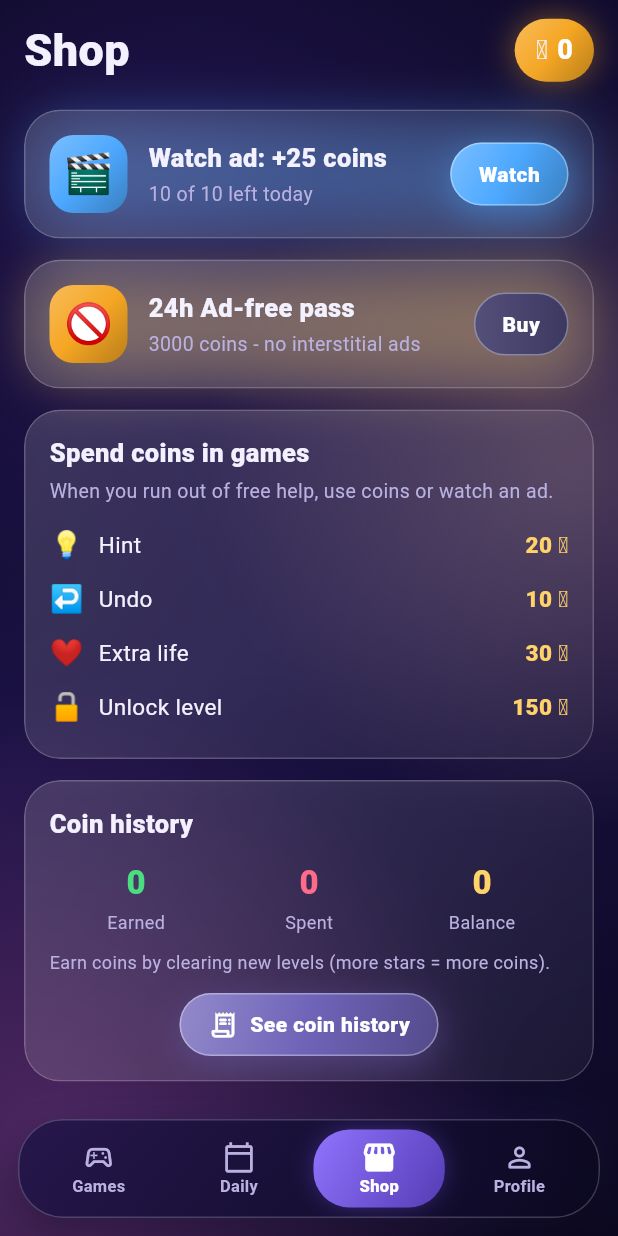
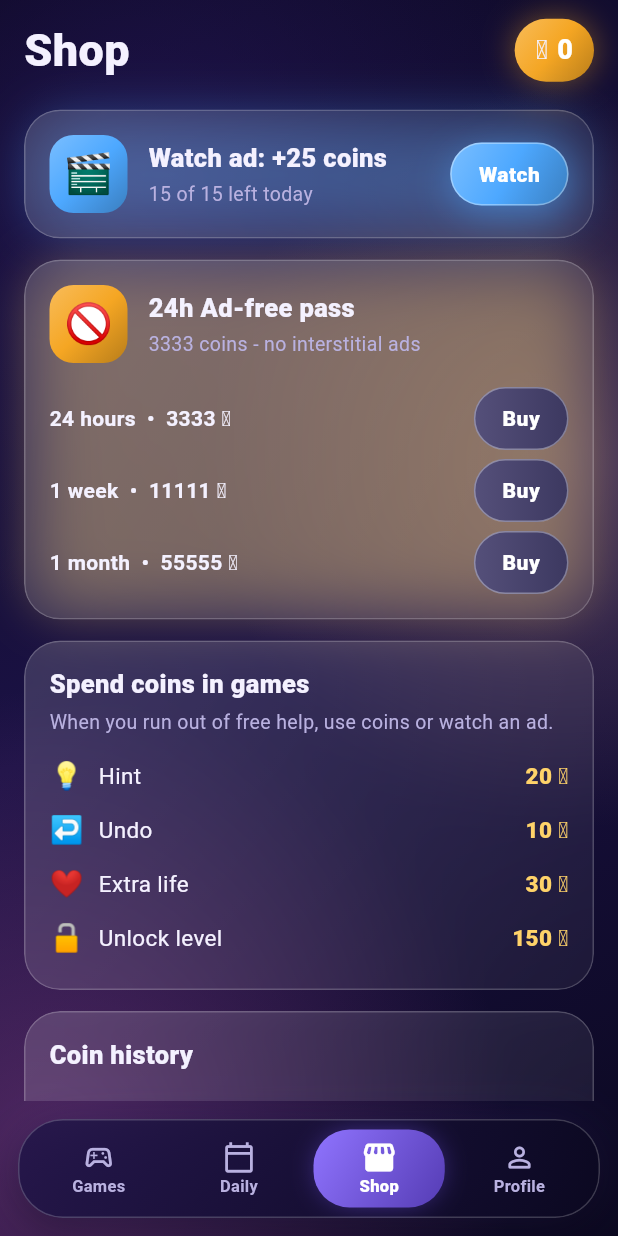
Before and after one commit to adarshk47/Games, a Flutter app: the HomeScreen screen opened directly, item 3 of the bottom bar chosen, on a phone screen of 412 x 824 dp. Run offline on Flutter 3.47's test engine with Material 3 defaults, Android fonts, the phone set to English and light mode, and no system bars; our stand-ins replace audioplayers, cloud_firestore, firebase_auth, firebase_core, flutter_animate, flutter_local_notifications and 8 more; missing offline and left inert: play_install_referrer; accounts and stored records are empty.

Commit message:
Real AdMob ids (release only), ads on, 15 rewarded/day with 5-min gap, ad-free passes 24h/week/month, Idealworld privacy URLs
Co-Authored-By: Claude Opus 5.5 <noreply@anthropic.com>

```diff
--- a/puzzle_hub/lib/core/ads/ads_service.dart
+++ b/puzzle_hub/lib/core/ads/ads_service.dart
@@ -8,18 +8,31 @@ import 'package:google_mobile_ads/google_mobile_ads.dart';
 import '../i18n/i18n.dart';
 import '../rewards.dart';
 import '../storage.dart';
+import '../features.dart';
 
 /// Ad unit ids.
 ///
 /// !!! REPLACE BEFORE RELEASE !!!
 /// These are Google's official TEST ad unit ids. Swap them (and the AdMob app
 /// id in AndroidManifest.xml) for the real ids from the AdMob console.
+/// Master G AdMob ad units. Release builds use the real units; debug/profile
+/// builds use Google's test units so testing never creates invalid traffic.
 class AdIds {
   AdIds._();
-  // TODO(release): replace with the real rewarded ad unit id.
-  static const rewarded = 'ca-app-pub-3940256099942544/5224354917';
-  // TODO(release): replace with the real interstitial ad unit id.
-  static const interstitial = 'ca-app-pub-3940256099942544/1033173712';
+  static const _realRewarded = 'ca-app-pub-4083049312549641/4244584412';
+  static const _realInterstitial = 'ca-app-pub-4083049312549641/7853848901';
+  static const _realBanner = 'ca-app-pub-4083049312549641/2287581470';
+  static const _testRewarded = 'ca-app-pub-3940256099942544/5224354917';
+  static const _testInterstitial = 'ca-app-pub-3940256099942544/1033173712';
+  static const _testBanner = 'ca-app-pub-3940256099942544/6300978111';
+
+  static const rewarded = kReleaseMode ? _realRewarded : _testRewarded;
+  static const interstitial = kReleaseMode
+      ? _realInterstitial
+      : _testInterstitial;
+
+  /// Reserved for a future banner placement (not shown yet).
+  static const banner = kReleaseMode ? _realBanner : _testBanner;
 }
 
 /// AdMob wrapper. Every method is safe to call when ads are unavailable
@@ -34,8 +47,11 @@ class AdsService {
 
   // ---- Tunables --------------------------------------------------------------
   static const rewardedCoins = 25;
-  static const dailyRewardedCap = 10;
-  static const adFreePrice = 3000;
+  static const dailyRewardedCap = 15;
+
+  /// Minimum wait between two coin-reward ads.
+  static const rewardedCooldown = Duration(minutes: 5);
+  static const adFreePrice = 3333; // 24-hour pass (see AdFreePlan)
   static const adFreeDuration = Duration(hours: 24);
   static const levelsPerInterstitial = 3;
   static const minInterstitialGap = Duration(minutes: 3);
@@ -45,6 +61,7 @@ class AdsService {
   static const kAdFreeUntil = 'ads.adfree.until';
   static const _kRewardDay = 'ads.rewarded.day';
   static const _kRewardCount = 'ads.rewarded.count';
+  static const _kRewardLast = 'ads.rewarded.last';
 
   /// Clock (overridable in tests).
   @visibleForTesting
@@ -93,17 +110,30 @@ class AdsService {
   }
 
   /// Starts consent + SDK init in the background. Returns immediately.
+  /// True when ad features may be shown (ads enabled, or a test override).
+  /// Lets tests exercise ad rules while ads are switched off for release.
+  @visibleForTesting
+  static bool debugForceEnabled = false;
+
+  static bool get featuresOn =>
+      kAdsEnabled || debugForceEnabled || rewardedOverride != null;
+
   static Future<void> init() async {
     _sessionStart = clock();
-    if (!_supportedPlatform) return;
-    unawaited(_bootstrap().catchError((Object e) {
-      debugPrint('ads init failed: $e');
-      _ready = false;
-    }));
+    if (!kAdsEnabled || !_supportedPlatform) return;
+    unawaited(
+      _bootstrap().catchError((Object e) {
+        debugPrint('ads init failed: $e');
+        _ready = false;
+      }),
+    );
   }
 
   static Future<void> _bootstrap() async {
-    final consentOk = await _gatherConsent().timeout(const Duration(seconds: 30), onTimeout: () => false);
+    final consentOk = await _gatherConsent().timeout(
+      const Duration(seconds: 30),
+      onTimeout: () => false,
+    );
     if (!consentOk) return;
     await MobileAds.instance.initialize().timeout(const Duration(seconds: 20));
     _ready = true;
@@ -119,7 +149,8 @@ class AdsService {
       ConsentInformation.instance.requestConsentInfoUpdate(
         ConsentRequestParameters(),
         () => done.isCompleted ? null : done.complete(),
-        (FormError e) => done.isCompleted ? null : done.completeError(e.message),
+        (FormError e) =>
+            done.isCompleted ? null : done.completeError(e.message),
       );
       try {
         await done.future;
@@ -174,7 +205,9 @@ class AdsService {
   }
 
   static void _loadInterstitial() {
-    if (!_ready || adFree || _interstitial != null || _loadingInterstitial) return;
+    if (!_ready || adFree || _interstitial != null || _loadingInterstitial) {
+      return;
+    }
     _loadingInterstitial = true;
     try {
       InterstitialAd.load(
@@ -202,12 +235,17 @@ class AdsService {
   static Future<bool> showRewarded({String reason = ''}) async {
     final o = rewardedOverride;
     if (o != null) return o(reason);
-    if (!_ready || _showing) return false;
+    if (!kAdsEnabled || !_ready || _showing) return false;
     try {
       if (_rewarded == null) {
         _loadRewarded();
         final wait = _rewardedLoaded;
-        if (wait != null) await wait.future.timeout(const Duration(seconds: 8), onTimeout: () {});
+        if (wait != null) {
+          await wait.future.timeout(
+            const Duration(seconds: 8),
+            onTimeout: () {},
+          );
+        }
       }
       final ad = _rewarded;
       if (ad == null) return false;
@@ -246,22 +284,42 @@ class AdsService {
   }
 
   /// Coin-reward ads watched today.
-  static int get rewardedToday => Storage.getString(_kRewardDay) == _today() ? Storage.getInt(_kRewardCount) : 0;
+  static int get rewardedToday => Storage.getString(_kRewardDay) == _today()
+      ? Storage.getInt(_kRewardCount)
+      : 0;
 
   /// Coin-reward ads still allowed today.
-  static int get rewardedRemainingToday => (dailyRewardedCap - rewardedToday).clamp(0, dailyRewardedCap);
+  static int get rewardedRemainingToday =>
+      (dailyRewardedCap - rewardedToday).clamp(0, dailyRewardedCap);
 
   /// The shop's "Watch ad: +25 coins" action. Returns coins granted (0 if the
   /// daily cap is reached or the ad was not completed).
+  /// Time until the next coin-reward ad may be watched (zero = ready now).
+  static Duration get rewardedCooldownLeft {
+    final last = Storage.getInt(_kRewardLast);
+    if (last <= 0) return Duration.zero;
+    final left = DateTime.fromMillisecondsSinceEpoch(last)
+        .add(rewardedCooldown)
+        .difference(clock());
+    return left.isNegative ? Duration.zero : left;
+  }
+
   static Future<int> watchAdForCoins() async {
-    if (rewardedRemainingToday <= 0) return 0;
+    if (rewardedRemainingToday <= 0 || rewardedCooldownLeft > Duration.zero) {
+      return 0;
+    }
     final ok = await showRewarded(reason: 'coins');
     if (!ok) return 0;
     final today = _today();
     final count = rewardedToday + 1;
     await Storage.setString(_kRewardDay, today);
     await Storage.setInt(_kRewardCount, count);
-    await Rewards.addCoins(rewardedCoins, label: tr('ads.reward_label'), source: 'ad');
+    await Storage.setInt(_kRewardLast, clock().millisecondsSinceEpoch);
+    await Rewards.addCoins(
+      rewardedCoins,
+      label: tr('ads.reward_label'),
+      source: 'ad',
+    );
     _notify();
     return rewardedCoins;
   }
@@ -291,12 +349,15 @@ class AdsService {
     return d.isNegative ? Duration.zero : d;
   }
 
-  /// Buys (or extends) the pass for [adFreePrice] coins. False if unaffordable.
-  static Future<bool> buyAdFree() async {
-    if (!await Rewards.spend(adFreePrice, reason: 'adfree')) return false;
+  /// Buys (or extends) an ad-free pass. False if unaffordable.
+  static Future<bool> buyAdFree([AdFreePlan plan = AdFreePlan.day]) async {
+    if (!await Rewards.spend(plan.price, reason: 'adfree')) return false;
     final now = clock();
     final base = adFree ? adFreeUntil! : now;
-    await Storage.setInt(kAdFreeUntil, base.add(adFreeDuration).millisecondsSinceEpoch);
+    await Storage.setInt(
+      kAdFreeUntil,
+      base.add(plan.duration).millisecondsSinceEpoch,
+    );
     try {
       _interstitial?.dispose();
     } catch (_) {}
@@ -352,6 +413,7 @@ class AdsService {
   /// Call after a level completes; shows an interstitial when the frequency
   /// rules allow, ~1.2s later so the win dialog appears first.
   static void onLevelCompleted({String? gameId}) {
+    if (!featuresOn) return;
     try {
       if (gameId != null && _neverInterstitial.contains(gameId)) return;
       _levelsSinceInterstitial++;
@@ -367,7 +429,9 @@ class AdsService {
 
   static void _showInterstitial(String? gameId) {
     try {
-      if (_showing || !interstitialAllowed(gameId: gameId) || !_routeIdle) return;
+      if (_showing || !interstitialAllowed(gameId: gameId) || !_routeIdle) {
+        return;
+      }
       final ad = _interstitial;
       if (ad == null) {
         _loadInterstitial();
@@ -397,3 +461,14 @@ class AdsService {
     }
   }
 }
+
+/// Ad-free passes sold for coins.
+enum AdFreePlan {
+  day(3333, Duration(hours: 24)),
+  week(11111, Duration(days: 7)),
+  month(55555, Duration(days: 30));
+
+  const AdFreePlan(this.price, this.duration);
+  final int price;
+  final Duration duration;
+}
--- a/puzzle_hub/lib/core/app_info.dart
+++ b/puzzle_hub/lib/core/app_info.dart
@@ -4,6 +4,6 @@ class AppInfo {
   static const name = 'Master G';
   static const version = '1.0.6';
   static const copyrightYear = 2026;
-  static const privacyUrl = 'https://adarshk47.github.io/Games/privacy.html';
-  static const deleteAccountUrl = 'https://adarshk47.github.io/Games/delete-account.html';
+  static const privacyUrl = 'https://adarshk47.github.io/Idealworld/master-g/privacy.html';
+  static const deleteAccountUrl = 'https://adarshk47.github.io/Idealworld/master-g/delete-account.html';
 }
--- a/puzzle_hub/lib/core/economy/continue_offer.dart
+++ b/puzzle_hub/lib/core/economy/continue_offer.dart
@@ -208,6 +208,7 @@ class _OfferDialogState extends State<_OfferDialog> {
                           ),
                         ),
                       ),
+                      if (AdsService.featuresOn) ...[
                         const SizedBox(height: 10),
                         PremiumButton(
                           label: _busy
@@ -217,6 +218,7 @@ class _OfferDialogState extends State<_OfferDialog> {
                           color: const Color(0xFF4DA8FF),
                           onTap: _busy ? null : _watchAd,
                         ),
+                      ],
                       if (_error != null || !canAfford) ...[
                         const SizedBox(height: 10),
                         Text(
--- a/puzzle_hub/lib/core/features.dart
+++ b/puzzle_hub/lib/core/features.dart
@@ -3,3 +3,7 @@
 ///   flutter build appbundle --dart-define=ACHIEVEMENTS=true --dart-define=STREAKS=true
 const bool kAchievementsEnabled = bool.fromEnvironment('ACHIEVEMENTS');
 const bool kStreaksEnabled = bool.fromEnvironment('STREAKS');
+
+/// Google AdMob ads (rewarded + interstitial + watch-ad-for-coins + ad-free pass).
+/// ON. To build without ads: flutter build appbundle --dart-define=ADS=false
+const bool kAdsEnabled = bool.fromEnvironment('ADS', defaultValue: true);
--- a/puzzle_hub/lib/core/shop/shop_screen.dart
+++ b/puzzle_hub/lib/core/shop/shop_screen.dart
@@ -73,8 +73,8 @@ class _ShopScreenState extends State<ShopScreen> {
     });
   }
 
-  Future<void> _buyPass() async {
-    final ok = await AdsService.buyAdFree();
+  Future<void> _buyPass([AdFreePlan plan = AdFreePlan.day]) async {
+    final ok = await AdsService.buyAdFree(plan);
     if (!mounted) return;
     setState(() => _msg = ok ? null : tr('shop.not_enough_pass'));
     _syncTimer();
@@ -96,12 +96,19 @@ class _ShopScreenState extends State<ShopScreen> {
           children: [
             _header(bal),
             const SizedBox(height: 18),
+            // Ad features stay hidden until ads are switched on (features.dart).
+            if (AdsService.featuresOn) ...[
               _adCard(),
               const SizedBox(height: 14),
               _passCard(bal),
+            ],
             if (_msg != null) ...[
               const SizedBox(height: 10),
-              Text(_msg!, textAlign: TextAlign.center, style: const TextStyle(color: Pal.danger, fontSize: 13)),
+              Text(
+                _msg!,
+                textAlign: TextAlign.center,
+                style: const TextStyle(color: Pal.danger, fontSize: 13),
+              ),
             ],
             const SizedBox(height: 14),
             _pricesCard(),
@@ -113,60 +120,106 @@ class _ShopScreenState extends State<ShopScreen> {
     );
   }
 
-  Widget _header(int bal) => Row(children: [
-        Text(tr('shop.title'), style: const TextStyle(color: Pal.text, fontSize: 30, fontWeight: FontWeight.w900)),
+  Widget _header(int bal) => Row(
+    children: [
+      Text(
+        tr('shop.title'),
+        style: const TextStyle(
+          color: Pal.text,
+          fontSize: 30,
+          fontWeight: FontWeight.w900,
+        ),
+      ),
       const Spacer(),
       Container(
         padding: const EdgeInsets.symmetric(horizontal: 14, vertical: 8),
         decoration: BoxDecoration(
           gradient: Pal.accent(Pal.goldDeep),
           borderRadius: BorderRadius.circular(30),
-            boxShadow: [BoxShadow(color: Pal.goldDeep.withValues(alpha: 0.45), blurRadius: 18)],
+          boxShadow: [
+            BoxShadow(
+              color: Pal.goldDeep.withValues(alpha: 0.45),
+              blurRadius: 18,
             ),
-          child: Row(mainAxisSize: MainAxisSize.min, children: [
+          ],
+        ),
+        child: Row(
+          mainAxisSize: MainAxisSize.min,
+          children: [
             const Text('🪙', style: TextStyle(fontSize: 18)),
             const SizedBox(width: 6),
-            Text('$bal', style: const TextStyle(color: Colors.white, fontWeight: FontWeight.w900, fontSize: 18)),
-          ]),
+            Text(
+              '$bal',
+              style: const TextStyle(
+                color: Colors.white,
+                fontWeight: FontWeight.w900,
+                fontSize: 18,
               ),
-      ]);
+            ),
+          ],
+        ),
+      ),
+    ],
+  );
 
   Widget _iconBadge(String emoji, Color c) => Container(
     width: 52,
     height: 52,
     alignment: Alignment.center,
-        decoration: BoxDecoration(gradient: Pal.accent(c), borderRadius: BorderRadius.circular(16)),
+    decoration: BoxDecoration(
+      gradient: Pal.accent(c),
+      borderRadius: BorderRadius.circular(16),
+    ),
     child: Text(emoji, style: const TextStyle(fontSize: 26)),
   );
 
-  Widget _title(String t, String sub) => Column(crossAxisAlignment: CrossAxisAlignment.start, children: [
-        Text(t, style: const TextStyle(color: Pal.text, fontSize: 17, fontWeight: FontWeight.w800)),
+  Widget _title(String t, String sub) => Column(
+    crossAxisAlignment: CrossAxisAlignment.start,
+    children: [
+      Text(
+        t,
+        style: const TextStyle(
+          color: Pal.text,
+          fontSize: 17,
+          fontWeight: FontWeight.w800,
+        ),
+      ),
       const SizedBox(height: 3),
       Text(sub, style: const TextStyle(color: Pal.textDim, fontSize: 13)),
-      ]);
+    ],
+  );
 
   Widget _adCard() {
     final left = AdsService.rewardedRemainingToday;
+    final wait = AdsService.rewardedCooldownLeft;
     const blue = Color(0xFF4DA8FF);
     return GlassCard(
       glow: blue,
-      child: Row(children: [
+      child: Row(
+        children: [
           _iconBadge('🎬', blue),
           const SizedBox(width: 14),
           Expanded(
             child: _title(
               tr('shop.watch_ad_title', {'coins': AdsService.rewardedCoins}),
-              left > 0
-                  ? tr('shop.ads_left', {'left': left, 'cap': AdsService.dailyRewardedCap})
-                  : tr('shop.come_back')),
+              left <= 0
+                  ? tr('shop.come_back')
+                  : wait > Duration.zero
+                  ? tr('shop.ad_wait', {'time': _fmt(wait)})
+                  : tr('shop.ads_left', {
+                      'left': left,
+                      'cap': AdsService.dailyRewardedCap,
+                    }),
+            ),
           ),
           PremiumButton(
             label: _busy ? '…' : tr('shop.watch'),
             compact: true,
             color: blue,
-          onTap: _busy || left <= 0 ? null : _watchAd,
+            onTap: _busy || left <= 0 || wait > Duration.zero ? null : _watchAd,
           ),
-      ]),
+        ],
+      ),
     );
   }
 
@@ -175,69 +228,144 @@ class _ShopScreenState extends State<ShopScreen> {
     const green = Color(0xFF2EE6A8);
     return GlassCard(
       glow: active ? Pal.success : Pal.gold,
-      child: Row(children: [
+      child: Column(
+        children: [
+          Row(
+            children: [
               _iconBadge('🚫', active ? green : Pal.goldDeep),
               const SizedBox(width: 14),
               Expanded(
                 child: _title(
                   tr('shop.pass_title'),
                   active
-                ? tr('shop.pass_active', {'time': _fmt(AdsService.adFreeRemaining)})
-                : tr('shop.pass_price', {'coins': AdsService.adFreePrice}),
+                      ? tr('shop.pass_active', {
+                          'time': _fmt(AdsService.adFreeRemaining),
+                        })
+                      : tr('shop.pass_price', {
+                          'coins': AdsService.adFreePrice,
+                        }),
+                ),
+              ),
+            ],
+          ),
+          const SizedBox(height: 10),
+          for (final plan in AdFreePlan.values)
+            Padding(
+              padding: const EdgeInsets.only(top: 6),
+              child: Row(
+                children: [
+                  Expanded(
+                    child: Text(
+                      '${tr('shop.pass_${plan.name}')}  •  ${plan.price} 🪙',
+                      style: const TextStyle(
+                        color: Pal.text,
+                        fontWeight: FontWeight.w700,
+                      ),
                     ),
                   ),
                   PremiumButton(
+                    key: ValueKey('buy_pass_${plan.name}'),
                     label: active ? tr('shop.extend') : tr('shop.buy'),
                     compact: true,
                     color: active ? green : null,
-          onTap: bal >= AdsService.adFreePrice ? _buyPass : null,
+                    onTap: bal >= plan.price ? () => _buyPass(plan) : null,
                   ),
-      ]),
+                ],
+              ),
+            ),
+        ],
+      ),
     );
   }
 
   Widget _priceRow(String emoji, String label, int price) => Padding(
     padding: const EdgeInsets.symmetric(vertical: 5),
-        child: Row(children: [
+    child: Row(
+      children: [
         Text(emoji, style: const TextStyle(fontSize: 18)),
         const SizedBox(width: 10),
-          Expanded(child: Text(label, style: const TextStyle(color: Pal.text, fontSize: 15))),
-          Text('$price 🪙', style: const TextStyle(color: Pal.gold, fontWeight: FontWeight.w800, fontSize: 15)),
-        ]),
+        Expanded(
+          child: Text(
+            label,
+            style: const TextStyle(color: Pal.text, fontSize: 15),
+          ),
+        ),
+        Text(
+          '$price 🪙',
+          style: const TextStyle(
+            color: Pal.gold,
+            fontWeight: FontWeight.w800,
+            fontSize: 15,
+          ),
+        ),
+      ],
+    ),
   );
 
   Widget _pricesCard() => GlassCard(
-        child: Column(crossAxisAlignment: CrossAxisAlignment.start, children: [
-          Text(tr('shop.spend_title'), style: const TextStyle(color: Pal.text, fontSize: 17, fontWeight: FontWeight.w800)),
+    child: Column(
+      crossAxisAlignment: CrossAxisAlignment.start,
+      children: [
+        Text(
+          tr('shop.spend_title'),
+          style: const TextStyle(
+            color: Pal.text,
+            fontSize: 17,
+            fontWeight: FontWeight.w800,
+          ),
+        ),
         const SizedBox(height: 4),
-          Text(tr('shop.spend_sub'), style: const TextStyle(color: Pal.textDim, fontSize: 13)),
+        Text(
+          tr('shop.spend_sub'),
+          style: const TextStyle(color: Pal.textDim, fontSize: 13),
+        ),
         const SizedBox(height: 8),
         _priceRow('💡', tr('common.hint'), Prices.hint),
         _priceRow('↩️', tr('common.undo'), Prices.undo),
         _priceRow('❤️', tr('shop.extra_life'), Prices.extraLife),
         _priceRow('🔓', tr('shop.unlock_level'), Prices.unlockLevel),
-        ]),
+      ],
+    ),
   );
 
   Widget _stat(String label, int v, Color c) => Expanded(
-        child: Column(children: [
-          Text('$v', style: TextStyle(color: c, fontSize: 22, fontWeight: FontWeight.w900)),
+    child: Column(
+      children: [
+        Text(
+          '$v',
+          style: TextStyle(color: c, fontSize: 22, fontWeight: FontWeight.w900),
+        ),
         const SizedBox(height: 2),
         Text(label, style: const TextStyle(color: Pal.textDim, fontSize: 12)),
-        ]),
+      ],
+    ),
   );
 
   Widget _historyCard() => GlassCard(
-        child: Column(crossAxisAlignment: CrossAxisAlignment.start, children: [
-          Text(tr('shop.history'), style: const TextStyle(color: Pal.text, fontSize: 17, fontWeight: FontWeight.w800)),
+    child: Column(
+      crossAxisAlignment: CrossAxisAlignment.start,
+      children: [
+        Text(
+          tr('shop.history'),
+          style: const TextStyle(
+            color: Pal.text,
+            fontSize: 17,
+            fontWeight: FontWeight.w800,
+          ),
+        ),
         const SizedBox(height: 12),
-          Row(children: [
+        Row(
+          children: [
             _stat(tr('shop.earned'), Rewards.earned, Pal.success),
             _stat(tr('shop.spent'), Rewards.spent, Pal.danger),
             _stat(tr('shop.balance'), Rewards.balance, Pal.gold),
-          ]),
+          ],
+        ),
         const SizedBox(height: 10),
-          Text(tr('shop.earn_tip'), style: const TextStyle(color: Pal.textDim, fontSize: 12)),
+        Text(
+          tr('shop.earn_tip'),
+          style: const TextStyle(color: Pal.textDim, fontSize: 12),
+        ),
         const SizedBox(height: 12),
         Center(
           child: PremiumButton(
@@ -246,9 +374,12 @@ class _ShopScreenState extends State<ShopScreen> {
             icon: Icons.receipt_long_rounded,
             compact: true,
             color: const Color(0xFF6F63B8),
-              onTap: () => Navigator.of(context).push(MaterialPageRoute(builder: (_) => const CoinHistoryScreen())),
+            onTap: () => Navigator.of(context).push(
+              MaterialPageRoute(builder: (_) => const CoinHistoryScreen()),
             ),
           ),
-        ]),
+        ),
+      ],
+    ),
   );
 }
```
Also changed, not shown: puzzle_hub/lib/core/i18n/strings/shop.dart (+44 -0 lines), 3 other files. Lines whose indentation alone changed are shown as unchanged.
